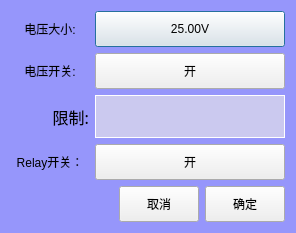
Old version of the form UiFiles/clsHightVoltage.ui in the repository caicaiking/WKELightWave.
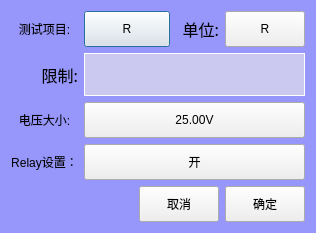
New version of the form. Icons and pictures are not drawn. Custom widgets are drawn as their Qt base class.

What changed in the file:
```diff
--- a/UiFiles/clsHightVoltage.ui
+++ b/UiFiles/clsHightVoltage.ui
@@ -6,7 +6,7 @@
    <rect>
     <x>0</x>
     <y>0</y>
-    <width>296</width>
+    <width>316</width>
     <height>233</height>
    </rect>
   </property>
@@ -27,20 +27,20 @@
    <item>
     <layout class="QGridLayout" name="gridLayout">
      <item row="0" column="0">
-      <widget class="QLabel" name="label">
+      <widget class="QLabel" name="label_4">
        <property name="styleSheet">
         <string notr="true">font: 12pt &quot;楷体&quot;;</string>
        </property>
        <property name="text">
-        <string>电压大小:</string>
+        <string>测试项目:</string>
        </property>
        <property name="alignment">
         <set>Qt::AlignCenter</set>
        </property>
       </widget>
      </item>
-     <item row="0" column="1">
-      <widget class="QPushButton" name="btnVoltage">
+     <item row="0" column="1" colspan="2">
+      <widget class="QPushButton" name="btnItem">
        <property name="minimumSize">
         <size>
          <width>0</width>
@@ -51,40 +51,55 @@
         <string notr="true">font: 12pt &quot;楷体&quot;;</string>
        </property>
        <property name="text">
-        <string>25.00V</string>
+        <string>R</string>
+       </property>
+      </widget>
+     </item>
+     <item row="0" column="3">
+      <widget class="QLabel" name="label_6">
+       <property name="maximumSize">
+        <size>
+         <width>78</width>
+         <height>16777215</height>
+        </size>
+       </property>
+       <property name="font">
+        <font>
+         <family>楷体</family>
+         <pointsize>12</pointsize>
+         <weight>50</weight>
+         <italic>false</italic>
+         <bold>false</bold>
+        </font>
+       </property>
+       <property name="styleSheet">
+        <string notr="true">font: 12pt &quot;楷体&quot;;</string>
+       </property>
+       <property name="text">
+        <string>单位:</string>
+       </property>
+       <property name="alignment">
+        <set>Qt::AlignRight|Qt::AlignTrailing|Qt::AlignVCenter</set>
+       </property>
+      </widget>
+     </item>
+     <item row="0" column="4">
+      <widget class="QPushButton" name="btnUnit">
+       <property name="minimumSize">
+        <size>
+         <width>0</width>
+         <height>36</height>
+        </size>
+       </property>
+       <property name="styleSheet">
+        <string notr="true">font: 12pt &quot;楷体&quot;;</string>
+       </property>
+       <property name="text">
+        <string>R</string>
        </property>
       </widget>
      </item>
      <item row="1" column="0">
-      <widget class="QLabel" name="label_2">
-       <property name="styleSheet">
-        <string notr="true">font: 12pt &quot;楷体&quot;;</string>
-       </property>
-       <property name="text">
-        <string>电压开关:</string>
-       </property>
-       <property name="alignment">
-        <set>Qt::AlignCenter</set>
-       </property>
-      </widget>
-     </item>
-     <item row="1" column="1">
-      <widget class="QPushButton" name="btnSwitch">
-       <property name="minimumSize">
-        <size>
-         <width>0</width>
-         <height>36</height>
-        </size>
-       </property>
-       <property name="styleSheet">
-        <string notr="true">font: 12pt &quot;楷体&quot;;</string>
-       </property>
-       <property name="text">
-        <string>开</string>
-       </property>
-      </widget>
-     </item>
-     <item row="2" column="0">
       <widget class="QLabel" name="label_3">
        <property name="maximumSize">
         <size>
@@ -112,7 +127,7 @@
        </property>
       </widget>
      </item>
-     <item row="2" column="1">
+     <item row="1" column="1" colspan="4">
       <widget class="clsLabel" name="labelLimit">
        <property name="minimumSize">
         <size>
@@ -143,6 +158,35 @@
        </property>
       </widget>
      </item>
+     <item row="2" column="0">
+      <widget class="QLabel" name="label">
+       <property name="styleSheet">
+        <string notr="true">font: 12pt &quot;楷体&quot;;</string>
+       </property>
+       <property name="text">
+        <string>电压大小:</string>
+       </property>
+       <property name="alignment">
+        <set>Qt::AlignCenter</set>
+       </property>
+      </widget>
+     </item>
+     <item row="2" column="1" colspan="4">
+      <widget class="QPushButton" name="btnVoltage">
+       <property name="minimumSize">
+        <size>
+         <width>0</width>
+         <height>36</height>
+        </size>
+       </property>
+       <property name="styleSheet">
+        <string notr="true">font: 12pt &quot;楷体&quot;;</string>
+       </property>
+       <property name="text">
+        <string>25.00V</string>
+       </property>
+      </widget>
+     </item>
      <item row="3" column="0">
       <widget class="QLabel" name="label_5">
        <property name="maximumSize">
@@ -155,14 +199,14 @@
         <string notr="true">font: 12pt &quot;楷体&quot;;</string>
        </property>
        <property name="text">
-        <string>Relay开关：</string>
+        <string>Relay设置：</string>
        </property>
        <property name="alignment">
         <set>Qt::AlignCenter</set>
        </property>
       </widget>
      </item>
-     <item row="3" column="1">
+     <item row="3" column="1" colspan="4">
       <widget class="QPushButton" name="btnRelay">
        <property name="minimumSize">
         <size>
```
